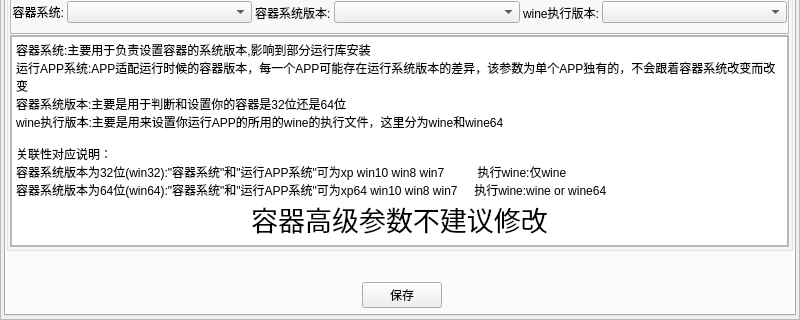
First picture: the form in ui/vekAppAddMT.ui, repository gfdgd-xi/vekcode, before the edit; both pictures show x 0 to 800 and y 180 to 500 of the 800 by 500 pixel window.
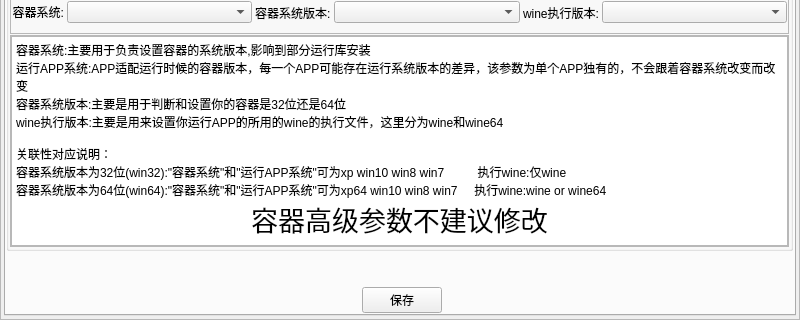
Second picture: the form after the edit.

What changed in the file:
```diff
--- a/ui/vekAppAddMT.ui
+++ b/ui/vekAppAddMT.ui
@@ -384,7 +384,7 @@
             <x>0</x>
             <y>431</y>
             <width>792</width>
-            <height>28</height>
+            <height>38</height>
            </rect>
           </property>
           <layout class="QHBoxLayout" name="horizontalLayout_13">
```
Left out of the diff: 18 changed lines with no effect on the pictures.
